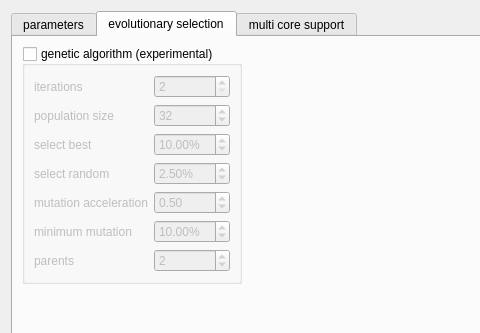
Above: Widgets/mulitschedulingwidget.ui from TUW-VieVS/VieSchedppGUI before the change; both pictures show x 0 to 480 and y 0 to 333 of the 794 by 594 pixel window. Below: the same form after it.
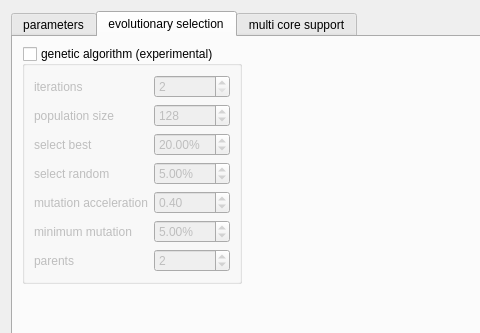
That is the form after the change. The open tabs and pages were chosen to show the change. Icons and pictures are not drawn.

Commit message: improved logic on reload session - MS para are kept

```diff
--- a/Widgets/mulitschedulingwidget.ui
+++ b/Widgets/mulitschedulingwidget.ui
@@ -795,7 +795,7 @@
                    <number>8</number>
                   </property>
                   <property name="value">
-                   <number>32</number>
+                   <number>128</number>
                   </property>
                  </widget>
                 </item>
@@ -817,7 +817,7 @@
                    <double>50.000000000000000</double>
                   </property>
                   <property name="value">
-                   <double>10.000000000000000</double>
+                   <double>20.000000000000000</double>
                   </property>
                  </widget>
                 </item>
@@ -842,7 +842,7 @@
                    <double>0.500000000000000</double>
                   </property>
                   <property name="value">
-                   <double>2.500000000000000</double>
+                   <double>5.000000000000000</double>
                   </property>
                  </widget>
                 </item>
@@ -861,7 +861,7 @@
                    <double>0.100000000000000</double>
                   </property>
                   <property name="value">
-                   <double>0.500000000000000</double>
+                   <double>0.400000000000000</double>
                   </property>
                  </widget>
                 </item>
@@ -916,7 +916,7 @@
                    <double>5.000000000000000</double>
                   </property>
                   <property name="value">
-                   <double>10.000000000000000</double>
+                   <double>5.000000000000000</double>
                   </property>
                  </widget>
                 </item>
```
Left out of the diff: 19 changed lines with no effect on the pictures. The commit also changes 1 other file.
